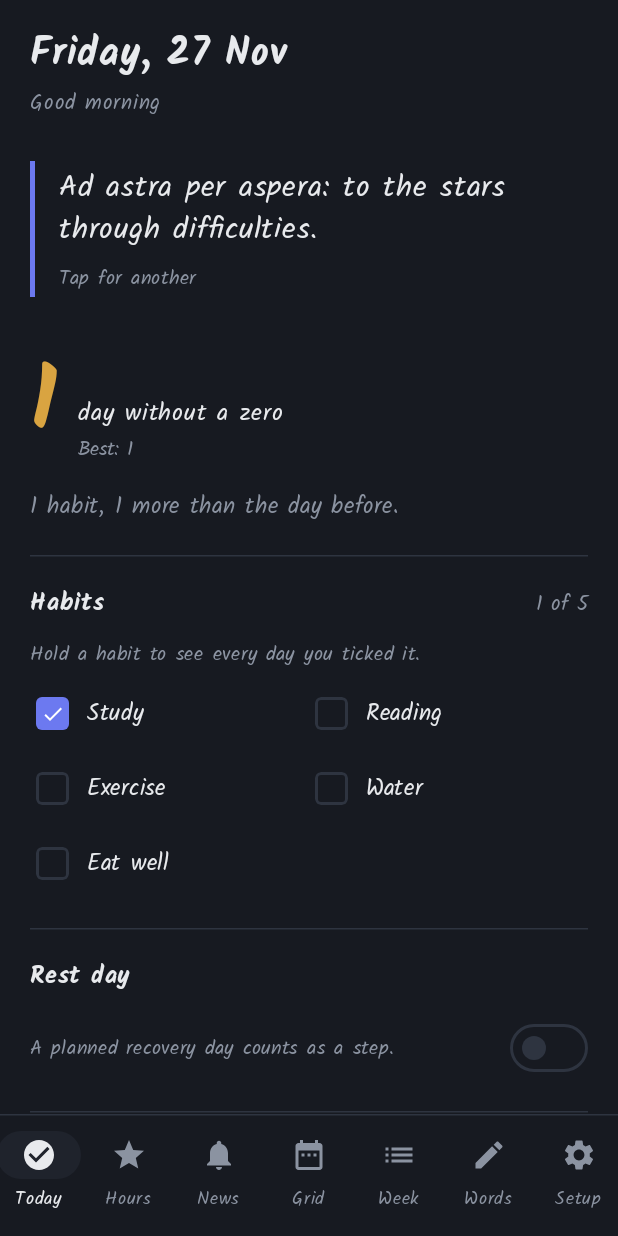
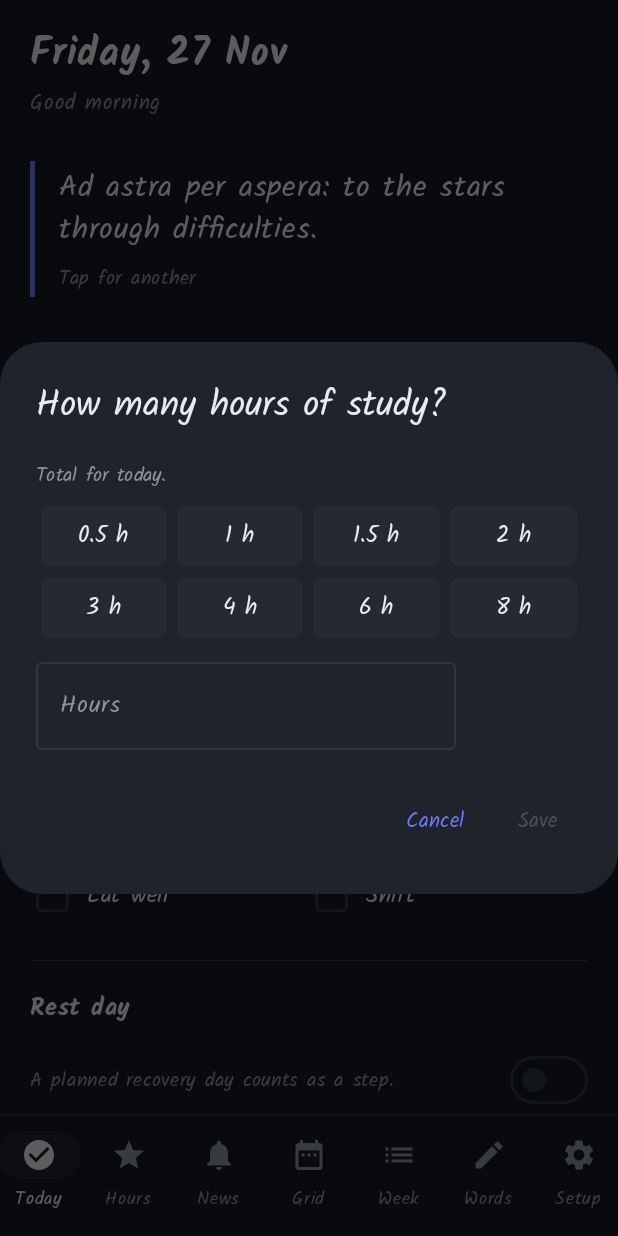
Before and after one commit to lost2003times/ad-astra, an Android app built with Jetpack Compose: the screen it shows after launch (MainActivity), after a tap on "Study", on a phone screen of 412 x 824 dp. Run offline under Robolectric (Android 15) with nearby library versions, the phone set to English and light mode, and no system bars.

Commit message:
Ask for hours when tapping Study or Shift on Today
- Study and Shift habits open a quick picker (0.5 to 8 h, or type any
  amount) and log that day's total; the row shows the hours
- A Shift habit is added if there isn't one
- Logged hours of either kind tick the matching habit; clearing unticks

```diff
--- a/app/src/main/java/com/adastra/app/data/Hours.kt
+++ b/app/src/main/java/com/adastra/app/data/Hours.kt
@@ -7,6 +7,17 @@ import java.time.temporal.ChronoUnit
 
 const val KIND_STUDY = "study"
 const val KIND_SHIFT = "shift"
+
+/** Study and Shift habits log hours instead of a plain tick. */
+fun hourKind(h: Habit): String? = when {
+    h.id == "study" || h.name.trim().equals("study", true) -> KIND_STUDY
+    h.id == "shift" || h.name.trim().equals("shift", true) || h.name.trim().equals("work", true) -> KIND_SHIFT
+    else -> null
+}
+
+/** Minutes of one kind logged on one app day (timed and typed). */
+fun dayMinutes(d: AppData, kind: String, date: LocalDate): Int =
+    d.sessions.filter { it.kind == kind && it.date == date.toString() }.sumOf { it.minutes }
 
 /** The app day (4 AM to 4 AM) an instant falls on. */
 fun appDayOf(millis: Long): LocalDate =
--- a/app/src/main/java/com/adastra/app/ui/TodayScreen.kt
+++ b/app/src/main/java/com/adastra/app/ui/TodayScreen.kt
@@ -49,6 +49,13 @@ import com.adastra.app.data.Stats
 import com.adastra.app.data.appToday
 import com.adastra.app.data.Word
 import com.adastra.app.data.fmtHours
+import com.adastra.app.data.fmtDuration
+import com.adastra.app.data.hourKind
+import com.adastra.app.data.dayMinutes
+import androidx.compose.ui.graphics.Color
+import androidx.compose.material3.AlertDialog
+import androidx.compose.foundation.text.KeyboardOptions
+import androidx.compose.ui.text.input.KeyboardType
 import java.time.LocalDate
 import java.time.LocalTime
 import java.time.format.DateTimeFormatter
@@ -88,14 +95,26 @@ fun TodayScreen(repo: Repository) {
 @Composable
 fun DayEditor(repo: Repository, date: LocalDate, entry: DayEntry, habits: List<Habit>) {
     var history by remember { mutableStateOf<Habit?>(null) }
+    var asking by remember { mutableStateOf<Habit?>(null) }
+    val data by repo.data.collectAsStateWithLifecycle()
     history?.let { h -> HabitHistory(repo, h) { history = null } }
+    asking?.let { h ->
+        val kind = hourKind(h)!!
+        HoursAsk(h.name, date, dayMinutes(data, kind, date), onDismiss = { asking = null }) { m ->
+            repo.setDayHours(kind, date, m); asking = null
+        }
+    }
     Column {
         Section("Habits", trailing = "${entry.done.size} of ${habits.size}") {
             if (habits.isEmpty()) Hint("Add habits in Setup.") else Hint("Hold a habit to see every day you ticked it.", Modifier.padding(bottom = 4.dp))
             habits.chunked(2).forEach { pair ->
                 Row(Modifier.fillMaxWidth()) {
                     pair.forEach { h ->
-                        HabitRow(h, h.id in entry.done, Modifier.weight(1f), onHold = { history = h }) { repo.toggleHabit(date, h.id) }
+                        val kind = hourKind(h)
+                        val hours = kind?.let { dayMinutes(data, it, date) / 60f }
+                        HabitRow(h, h.id in entry.done, Modifier.weight(1f), hours, onHold = { history = h }) {
+                            if (kind != null) asking = h else repo.toggleHabit(date, h.id)
+                        }
                     }
                     if (pair.size == 1) Spacer(Modifier.weight(1f))
                 }
@@ -201,7 +220,7 @@ private fun Streak(streak: Int, best: Int, message: String, warn: Boolean) {
 
 @OptIn(androidx.compose.foundation.ExperimentalFoundationApi::class)
 @Composable
-private fun HabitRow(h: Habit, on: Boolean, modifier: Modifier, onHold: () -> Unit, onToggle: () -> Unit) {
+private fun HabitRow(h: Habit, on: Boolean, modifier: Modifier, hours: Float?, onHold: () -> Unit, onToggle: () -> Unit) {
     Row(
         modifier
             .height(50.dp)
@@ -213,8 +232,57 @@ private fun HabitRow(h: Habit, on: Boolean, modifier: Modifier, onHold: () -> Un
         CheckSquare(on)
         Spacer(Modifier.width(12.dp))
         Text(h.name, color = Astra.Text, fontSize = 15.sp, maxLines = 1)
+        if (hours != null && hours > 0f) {
+            Text("  ${fmtDuration(hours)}", color = Astra.Signal, fontSize = 14.sp, maxLines = 1, style = Numbers)
+        }
     }
 }
+
+/** Asks how many hours of study or shift the day had. */
+@Composable
+private fun HoursAsk(name: String, date: LocalDate, current: Int, onDismiss: () -> Unit, onSave: (Int) -> Unit) {
+    var text by remember { mutableStateOf(if (current > 0) fmtNum(current / 60f) else "") }
+    val minutes = text.replace(',', '.').toFloatOrNull()?.let { (it * 60).roundToInt() }
+    AlertDialog(
+        onDismissRequest = onDismiss,
+        title = { Text("How many hours of ${name.lowercase()}?") },
+        text = {
+            Column {
+                Hint(if (date == appToday()) "Total for today." else "Total for ${date.format(DateTimeFormatter.ofPattern("EEE d MMM"))}.")
+                Spacer(Modifier.height(10.dp))
+                listOf(listOf(0.5f, 1f, 1.5f, 2f), listOf(3f, 4f, 6f, 8f)).forEach { row ->
+                    Row(Modifier.fillMaxWidth().padding(bottom = 8.dp)) {
+                        row.forEach { v ->
+                            val on = minutes == (v * 60).roundToInt()
+                            Box(
+                                Modifier.weight(1f).padding(horizontal = 3.dp).height(40.dp)
+                                    .clip(RoundedCornerShape(6.dp))
+                                    .background(if (on) Astra.Ink else Astra.Empty)
+                                    .clickable { text = fmtNum(v) },
+                                contentAlignment = Alignment.Center,
+                            ) { Text("${fmtNum(v)} h", color = if (on) Color.White else Astra.Text, fontSize = 15.sp) }
+                        }
+                    }
+                }
+                OutlinedTextField(
+                    text, { text = it }, label = { Text("Hours") }, singleLine = true, colors = fieldColors(),
+                    keyboardOptions = KeyboardOptions(keyboardType = KeyboardType.Decimal),
+                )
+            }
+        },
+        confirmButton = {
+            TextButton(enabled = minutes != null && minutes in 0..(20 * 60), onClick = { onSave(minutes ?: 0) }) { Text("Save") }
+        },
+        dismissButton = {
+            Row {
+                if (current > 0) TextButton(onClick = { onSave(0) }) { Text("Clear", color = Astra.Muted) }
+                TextButton(onClick = onDismiss) { Text("Cancel") }
+            }
+        },
+    )
+}
+
+private fun fmtNum(v: Float): String = if (v % 1f == 0f) v.toInt().toString() else String.format("%.1f", v)
 
 @Composable
 private fun NoteSection(repo: Repository, date: LocalDate, note: String) {
```
Also changed, not shown: app/src/main/java/com/adastra/app/data/Repository.kt (+28 -6 lines).
